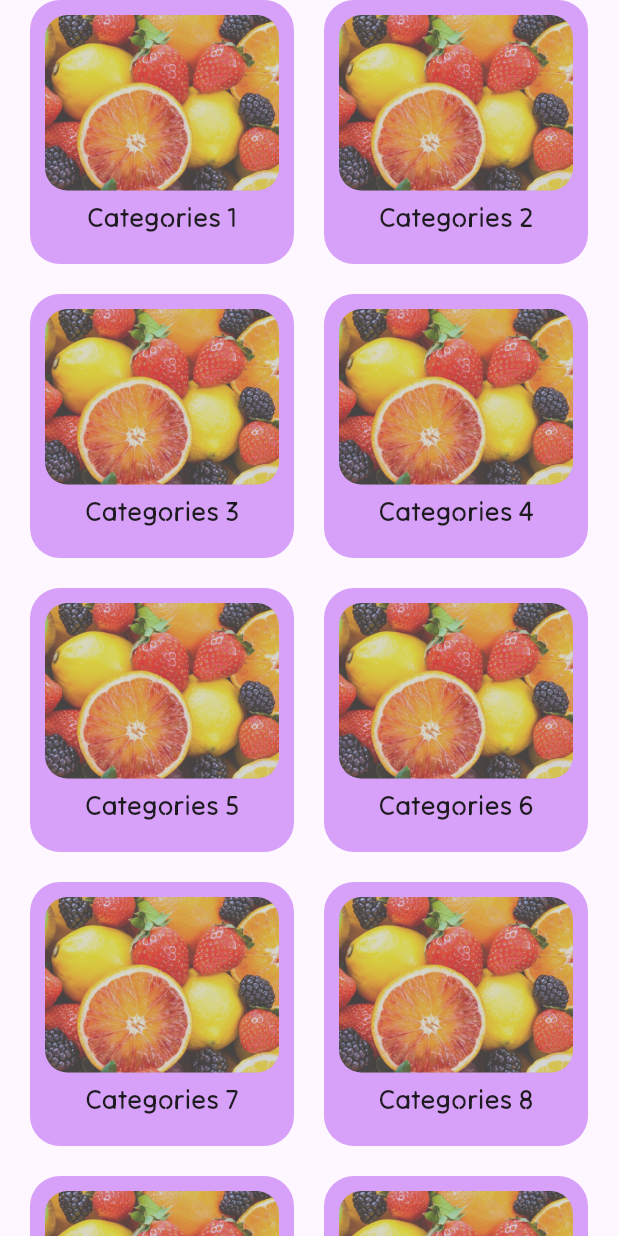
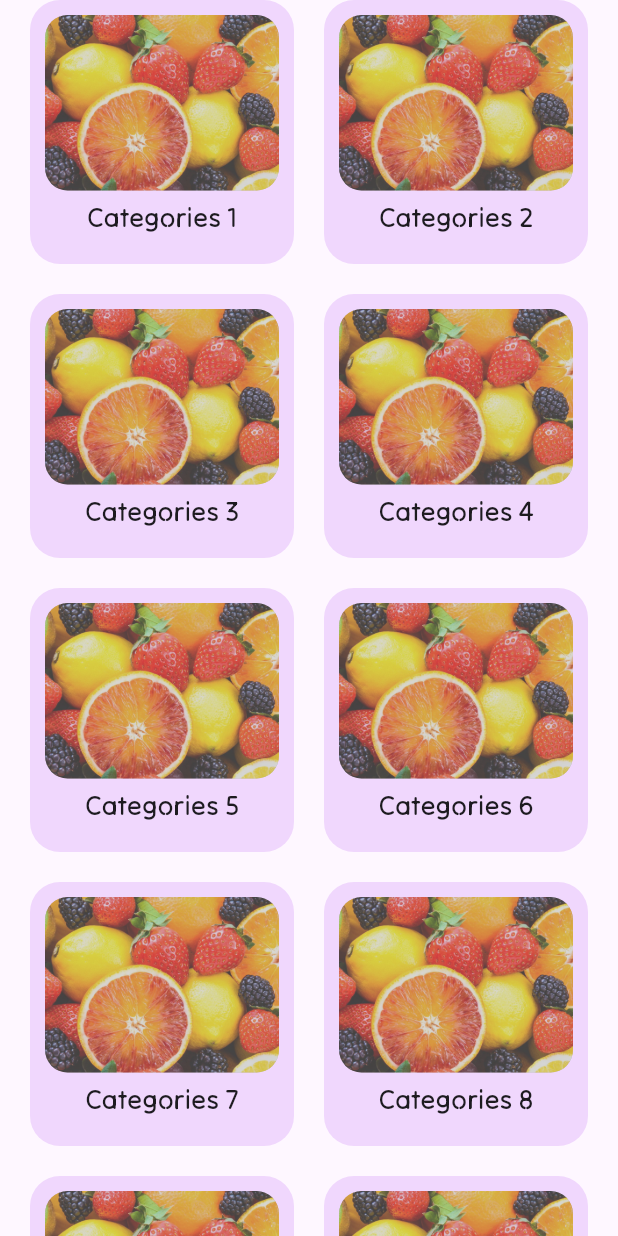
Before and after one commit to Mohammed-Jubran/helal-DOT-Jordan-2023, a Flutter app: the CategoriesScreen screen opened directly, on a phone screen of 412 x 824 dp. Run offline on Flutter 3.47's test engine with Material 2 defaults, Android fonts, the phone set to English and light mode, and no system bars; our stand-ins replace dropdown_button2; missing offline and left inert: banner_image.

Commit message:
remove unnecessary code

```diff
--- a/lib/views/categories_screen.dart
+++ b/lib/views/categories_screen.dart
@@ -28,16 +28,12 @@ class _CategoriesScreenState extends State<CategoriesScreen> {
             return Container(
               alignment: Alignment.center,
               decoration: BoxDecoration(
-                  color: const Color(0xFFA020F0).withOpacity(0.4),
+                  color: const Color(0xFFA020F0).withOpacity(0.15 ),
                   borderRadius: BorderRadius.circular(20)),
               child: Column(
                 mainAxisAlignment: MainAxisAlignment.spaceEvenly,
                 crossAxisAlignment: CrossAxisAlignment.center,
                 children: [
-                  // const CircleAvatar(
-                  //   radius: 40,
-                  //   backgroundImage: AssetImage("assets/images/5.jpg"),
-                  // ),
                   Expanded(
                     flex: 3,
                     child: Container(
```
